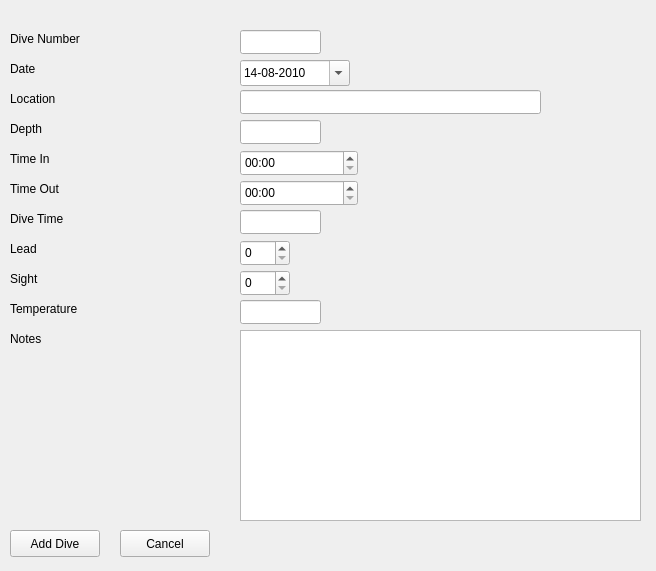
First picture: the form in qt/add.ui, repository bloeper/dive, before the edit.
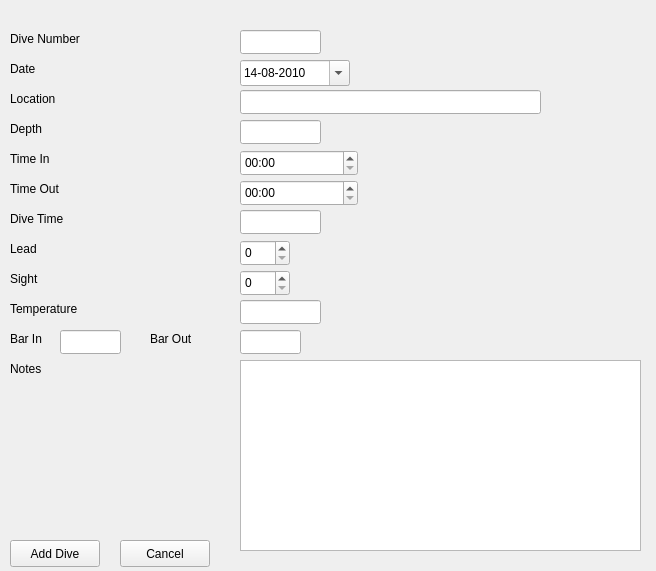
Second picture: the form after the edit.

```diff
--- a/qt/add.ui
+++ b/qt/add.ui
@@ -171,7 +171,7 @@
    <property name="geometry">
     <rect>
      <x>10</x>
-     <y>330</y>
+     <y>360</y>
      <width>171</width>
      <height>18</height>
     </rect>
@@ -318,7 +318,7 @@
    <property name="geometry">
     <rect>
      <x>240</x>
-     <y>330</y>
+     <y>360</y>
      <width>401</width>
      <height>191</height>
     </rect>
@@ -328,7 +328,7 @@
    <property name="geometry">
     <rect>
      <x>10</x>
-     <y>530</y>
+     <y>540</y>
      <width>90</width>
      <height>27</height>
     </rect>
@@ -341,7 +341,7 @@
    <property name="geometry">
     <rect>
      <x>120</x>
-     <y>530</y>
+     <y>540</y>
      <width>90</width>
      <height>27</height>
     </rect>
@@ -360,6 +360,52 @@
     </rect>
    </property>
   </widget>
+  <widget class="QLabel" name="LBarIn">
+   <property name="geometry">
+    <rect>
+     <x>10</x>
+     <y>330</y>
+     <width>62</width>
+     <height>18</height>
+    </rect>
+   </property>
+   <property name="text">
+    <string>Bar In</string>
+   </property>
+  </widget>
+  <widget class="QLineEdit" name="IBarIn">
+   <property name="geometry">
+    <rect>
+     <x>60</x>
+     <y>330</y>
+     <width>61</width>
+     <height>24</height>
+    </rect>
+   </property>
+  </widget>
+  <widget class="QLineEdit" name="IBarOut">
+   <property name="geometry">
+    <rect>
+     <x>240</x>
+     <y>330</y>
+     <width>61</width>
+     <height>24</height>
+    </rect>
+   </property>
+  </widget>
+  <widget class="QLabel" name="label">
+   <property name="geometry">
+    <rect>
+     <x>150</x>
+     <y>330</y>
+     <width>62</width>
+     <height>18</height>
+    </rect>
+   </property>
+   <property name="text">
+    <string>Bar Out</string>
+   </property>
+  </widget>
  </widget>
  <tabstops>
   <tabstop>INumber</tabstop>
```
Left out of the diff: 2 changed lines with no effect on the pictures.
